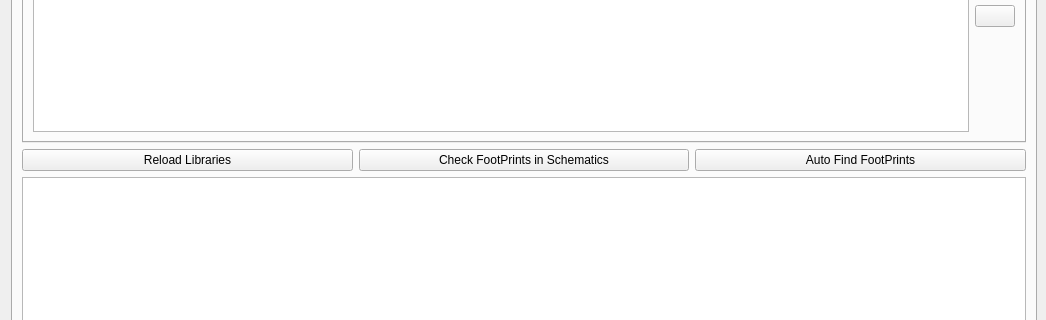
Qt form res/mainwindow.ui (computergeek1507/KicadHelper) before a commit; both pictures show x 0 to 1046 and y 255 to 575 of the 1046 by 928 pixel window.
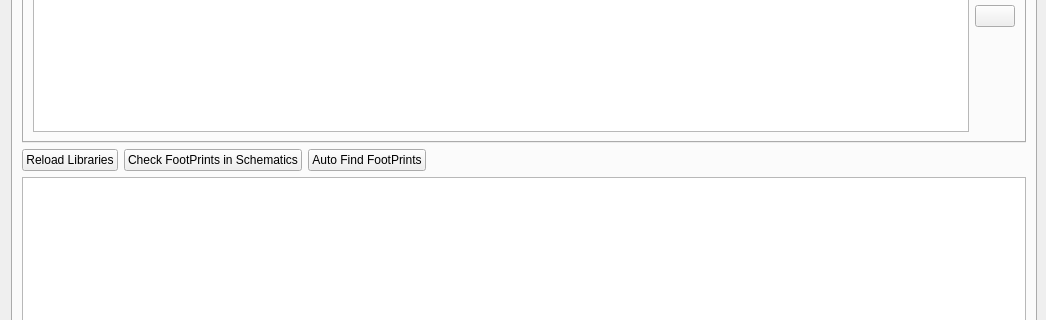
The same form after that commit. The open tabs and pages were chosen to show the change. Icons and pictures are not drawn.

Commit message: clear background colors

The edit to the form file:
```diff
--- a/res/mainwindow.ui
+++ b/res/mainwindow.ui
@@ -413,6 +413,19 @@
             </property>
            </widget>
           </item>
+          <item>
+           <spacer name="horizontalSpacer_3">
+            <property name="orientation">
+             <enum>Qt::Horizontal</enum>
+            </property>
+            <property name="sizeHint" stdset="0">
+             <size>
+              <width>40</width>
+              <height>20</height>
+             </size>
+            </property>
+           </spacer>
+          </item>
          </layout>
         </item>
         <item>
```
Left out of the diff: 66 changed lines with no effect on the pictures. The commit also changes 1 other file.
